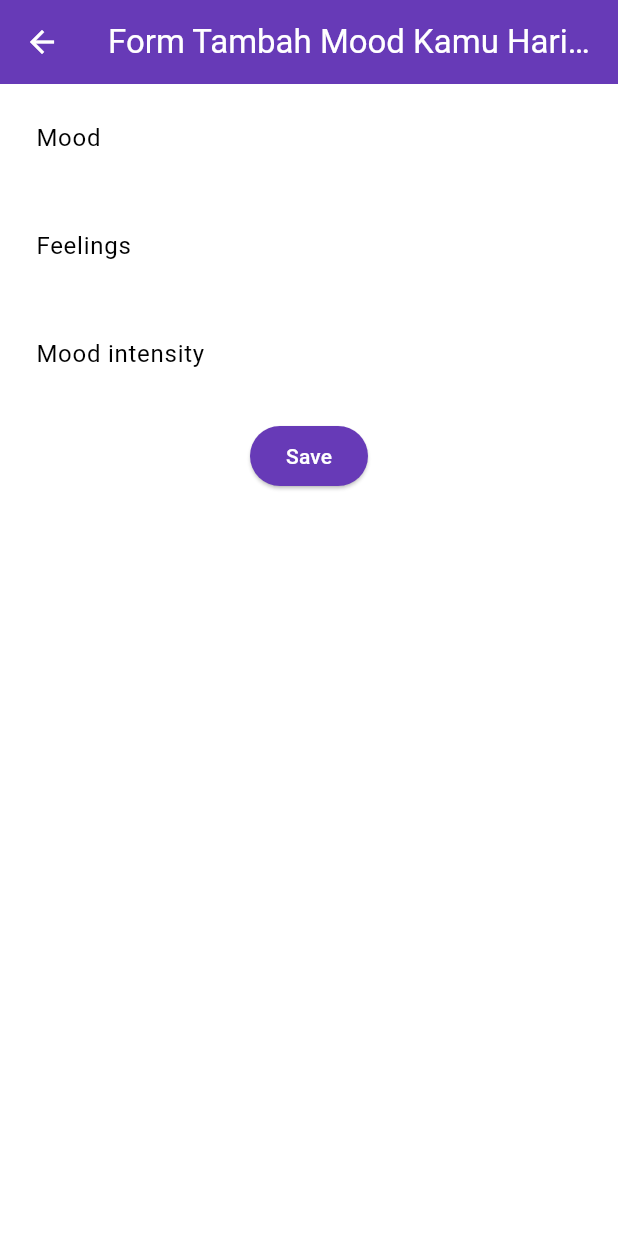
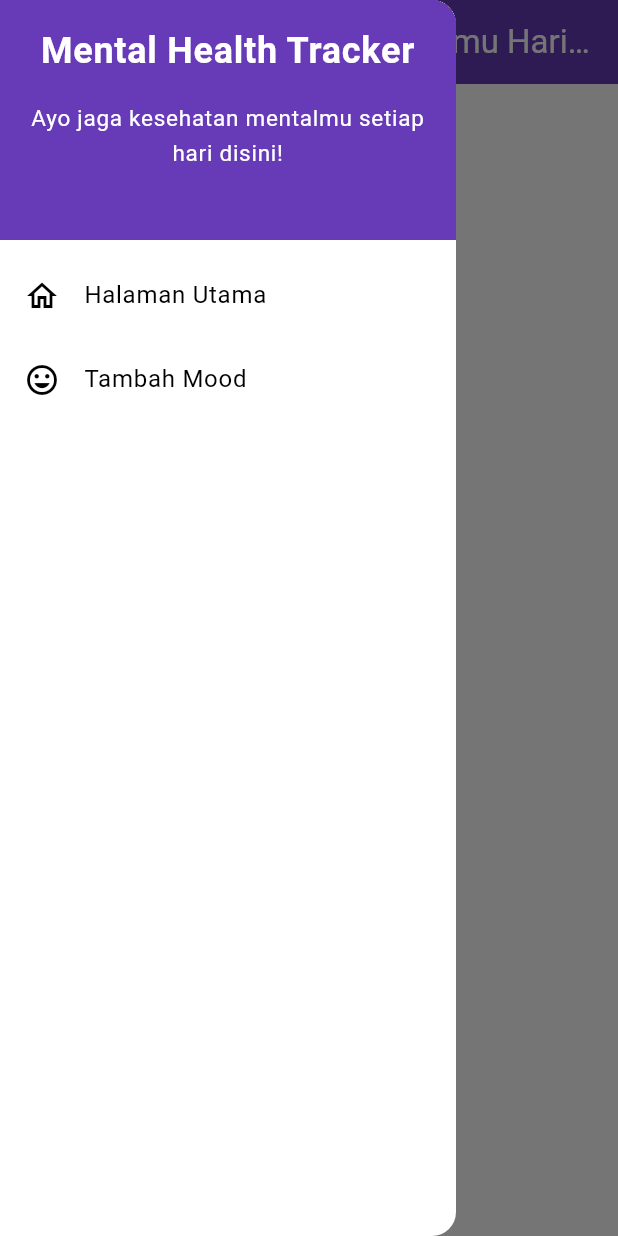
Before and after one commit to ThatTryHard/mental-health-tracker-mobile, a Flutter app: the MoodEntryFormPage screen opened directly, with the side drawer open (before the commit the screen has no drawer), on a phone screen of 412 x 824 dp. Run offline on Flutter 3.47's test engine with Material 3 defaults, Android fonts, the phone set to English and light mode, and no system bars.

Commit message:
Tutorial 7 Revision FINAL

```diff
--- a/lib/screens/moodentry_form.dart
+++ b/lib/screens/moodentry_form.dart
@@ -1,4 +1,5 @@
 import 'package:flutter/material.dart';
+import 'package:mental_health_tracker/widgets/left_drawer.dart';
 // Impor drawer yang sudah dibuat sebelumnya
 
 class MoodEntryFormPage extends StatefulWidget {
@@ -25,6 +26,7 @@ class _MoodEntryFormPageState extends State<MoodEntryFormPage> {
         backgroundColor: Theme.of(context).colorScheme.primary,
         foregroundColor: Colors.white,
       ),
+      drawer: const LeftDrawer(),
       // Tambahkan drawer yang sudah dibuat di sini
       body: Form(
         key: _formKey,
```
